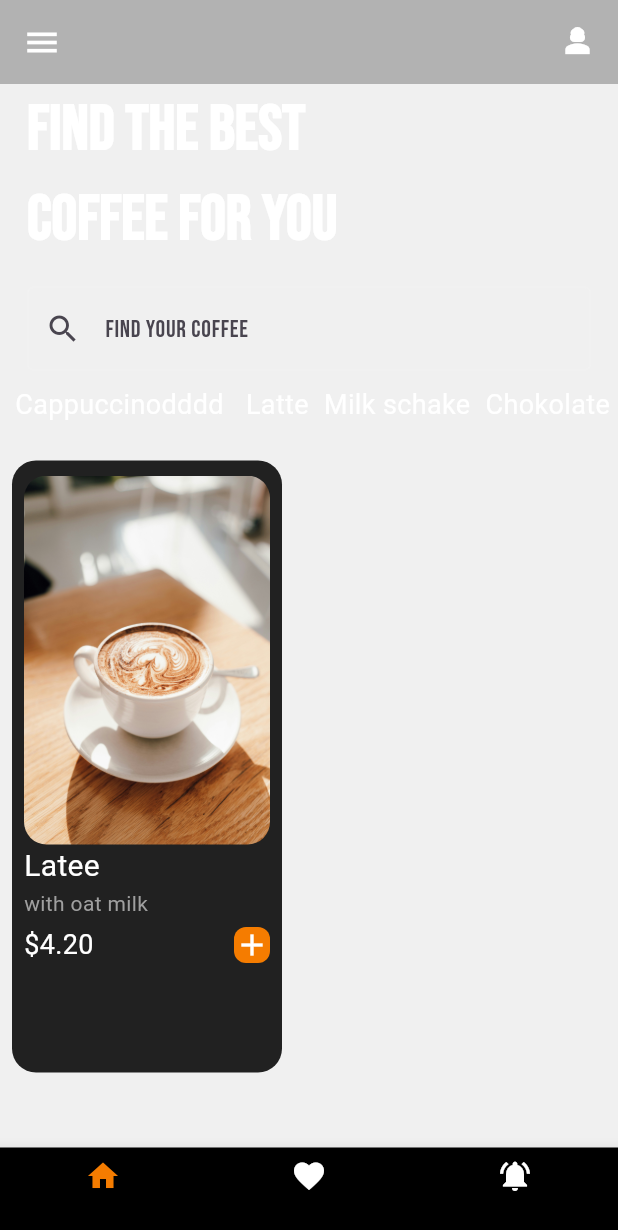
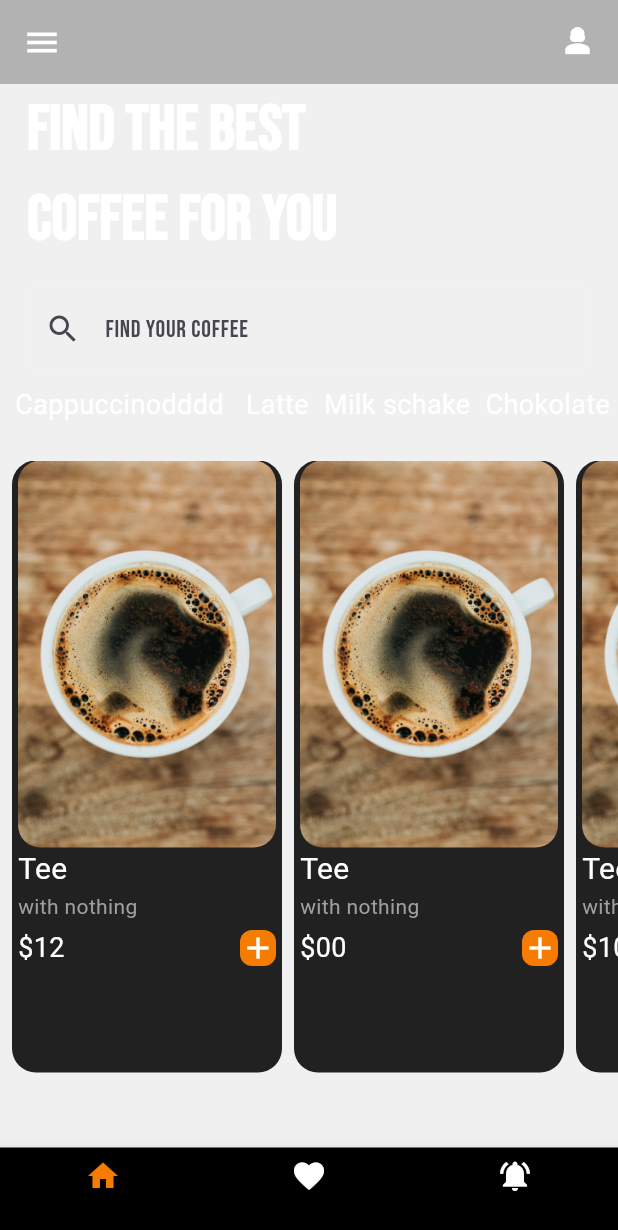
Before and after one commit to Abesse311/Flutter-Coffee, a Flutter app: the screen it shows after launch, on a phone screen of 412 x 824 dp. Shown: the top 1230 px of the screen. Run offline on Flutter 3.47's test engine with Material 3 defaults, Android fonts, the phone set to English and light mode, and no system bars; our stand-ins replace google_fonts.

Commit message:
add more coffee options with detailed attributes in ListView

```diff
--- a/lib/pages/home_page.dart
+++ b/lib/pages/home_page.dart
@@ -96,7 +96,9 @@ class _MainPageState extends State<MainPage> {
               child: ListView(
                 scrollDirection: Axis.horizontal,
                 children: [
-                  CoffeeTile(),
+                  CoffeeTile(drink_description: "with nothing",drink_name: "Tee",drink_price: "12",img_path:"lib/img/nathan-dumlao-nBJHO6wmRWw-unsplash.jpg" ,),
+                  CoffeeTile(drink_description: "with nothing",drink_name: "Tee",drink_price: "00",img_path:"lib/img/nathan-dumlao-nBJHO6wmRWw-unsplash.jpg" ,),
+                  CoffeeTile(drink_description: "with nothing",drink_name: "Tee",drink_price: "10",img_path:"lib/img/nathan-dumlao-nBJHO6wmRWw-unsplash.jpg" ,),
 
                 ],
               )
--- a/lib/util/coffee_tiles.dart
+++ b/lib/util/coffee_tiles.dart
@@ -1,7 +1,12 @@
 import 'package:flutter/material.dart';
 
 class CoffeeTile extends StatelessWidget {
-  const CoffeeTile({super.key});
+  final String drink_name ;
+  final String drink_description ;
+  final String drink_price ;
+  final String img_path;
+
+  CoffeeTile({required this.drink_name, required this.drink_description, required this.img_path, required this.drink_price}) ;
 
   @override
   Widget build(BuildContext context) {
@@ -15,28 +20,26 @@ class CoffeeTile extends StatelessWidget {
         ),
         width: 180,
         child: Padding(
-          padding: const EdgeInsets.symmetric(horizontal: 8.0,vertical: 10),
+          padding: const EdgeInsets.symmetric(horizontal: 4),
           child: Column(
             crossAxisAlignment: CrossAxisAlignment.start,
             children: [
               ClipRRect(
                 borderRadius:BorderRadius.circular(15),
-                child: Image.asset("lib/img/caleb-_hnL_961xTk-unsplash.jpg"),
+                child: Image.asset(img_path),
               ),
-            Text("Latee",style: TextStyle(fontSize: 20,color: Colors.white),),
-            Text("with oat milk",style: TextStyle(color: const Color.fromARGB(255, 159, 159, 159)),),
+            Text(drink_name,style: TextStyle(fontSize: 20,color: Colors.white),),
+            Text(drink_description,style: TextStyle(color: const Color.fromARGB(255, 159, 159, 159)),),
             SizedBox(height: 5,),
             Row(
               mainAxisAlignment: MainAxisAlignment.spaceBetween,
               children: [
-                Text("\$4.20",style: TextStyle(color: Colors.white,fontSize: 18),),
+                Text("\$" + drink_price.toString(),style: TextStyle(color: Colors.white,fontSize: 18),),
                 Container(
                   decoration: BoxDecoration(
                     color: Colors.orange[700],
                     borderRadius: BorderRadius.circular(8)
-
                   ),
-
                   child: Icon(Icons.add,color: Colors.white,),
                 )
               ],
```
